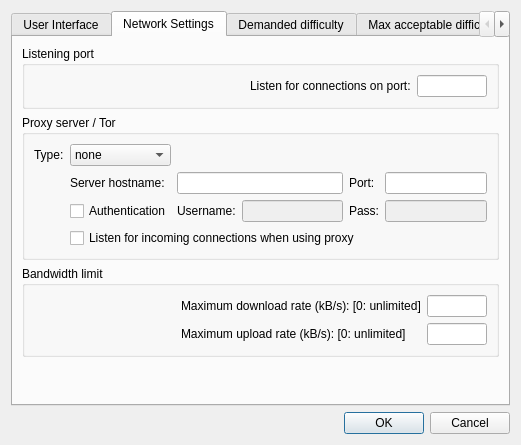
Before: the Qt Designer form src/bitmessageqt/settings.ui in Bitmessage/PyBitmessage, drawn with Qt 5.
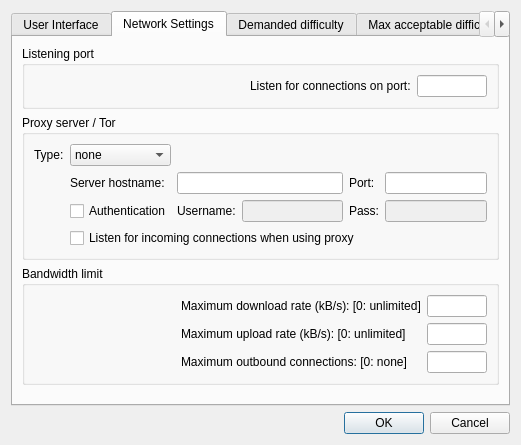
After: the same form once the commit is applied. The open tabs and pages were chosen to show the change.

Commit message: allowing for max outbound connection configuration

The edit to the form file:
```diff
--- a/src/bitmessageqt/settings.ui
+++ b/src/bitmessageqt/settings.ui
@@ -317,6 +317,29 @@
             </property>
            </widget>
           </item>
+          <item row="2" column="1">
+           <widget class="QLabel" name="label_26">
+            <property name="text">
+             <string>Maximum outbound connections: [0: none]</string>
+            </property>
+           </widget>
+          </item>
+          <item row="2" column="2">
+           <widget class="QLineEdit" name="lineEditMaxOutboundConnections">
+            <property name="sizePolicy">
+             <sizepolicy hsizetype="Fixed" vsizetype="Fixed">
+              <horstretch>0</horstretch>
+              <verstretch>0</verstretch>
+             </sizepolicy>
+            </property>
+            <property name="maximumSize">
+             <size>
+              <width>60</width>
+              <height>16777215</height>
+             </size>
+            </property>
+           </widget>
+          </item>
          </layout>
         </widget>
        </item>
```
The commit also changes 5 other files.
